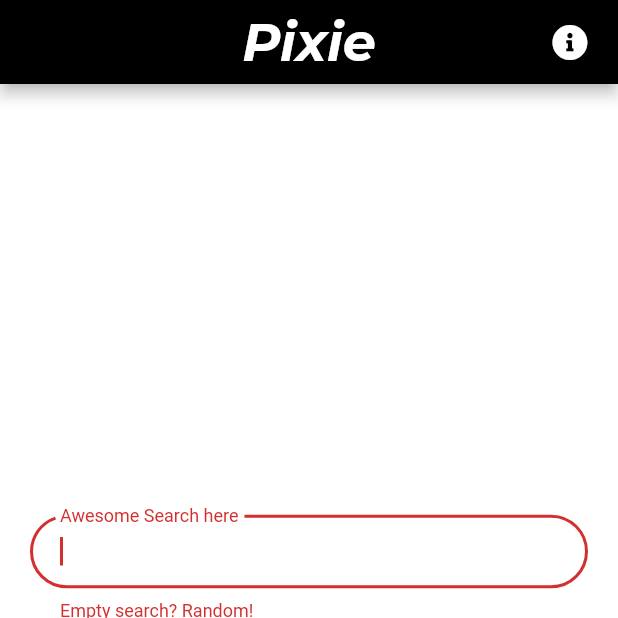
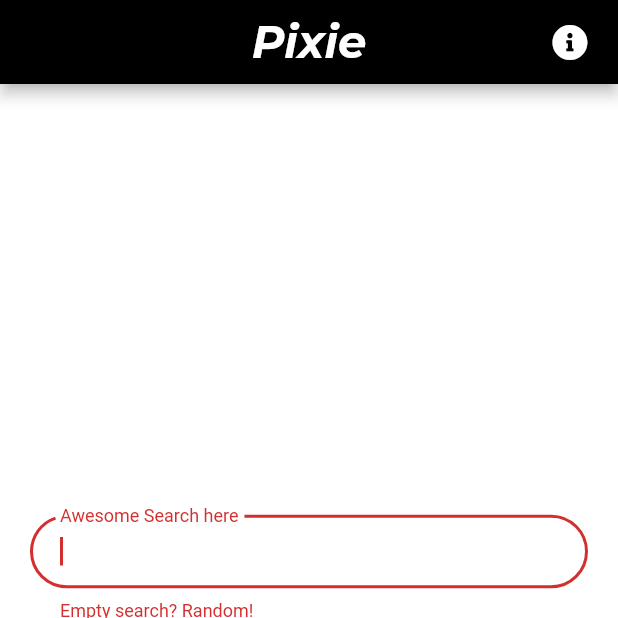
Before and after one commit to Imgkl/Pixie, a Flutter app: the screen it shows after launch, swiped to page 2, on a phone screen of 412 x 824 dp, the top half of it. Run offline on Flutter 3.47's test engine with Material 2 defaults, Android fonts, the phone set to English and light mode, and no system bars; our stand-ins replace cached_network_image, data_connection_checker, flutter_spinkit, font_awesome_flutter, splashscreen; missing offline and left inert: connectivity_wrapper; network calls fail.

Commit message:
UI Improvements

```diff
--- a/lib/Screens/imageScreen.dart
+++ b/lib/Screens/imageScreen.dart
@@ -34,7 +34,7 @@ class _ImageScreenState extends State<ImageScreen> {
     final screenHeight = MediaQuery.of(context).size.height;
 
     return Scaffold(
-      backgroundColor: Colors.black,
+      backgroundColor: Colors.white,
       body: ConnectivityWidgetWrapper(
         disableInteraction: true,
         child: Stack(
--- a/lib/sucess.dart
+++ b/lib/sucess.dart
@@ -21,7 +21,7 @@ class _SucessState extends State<Sucess> {
         centerTitle: true,
         title: Text(
           "Pixie",
-          style: TextStyle(fontFamily: "desc", fontSize: 35),
+          style: TextStyle(fontFamily: "desc", fontSize: 30),
         ),
         actions: <Widget>[
           Padding(
```
